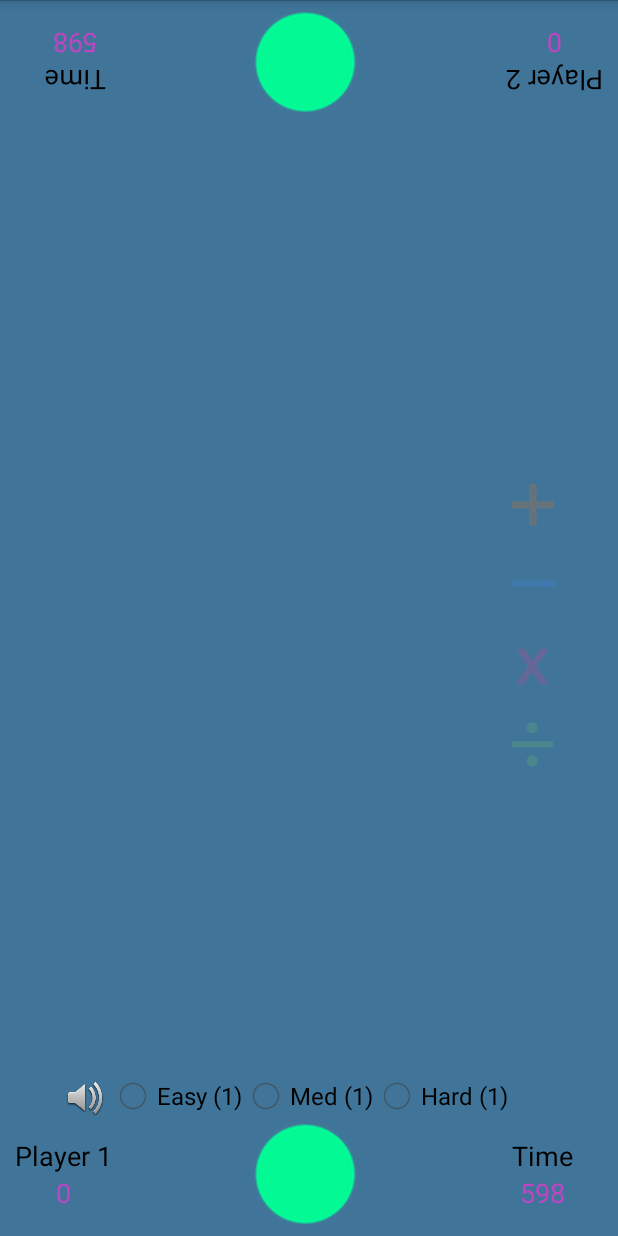
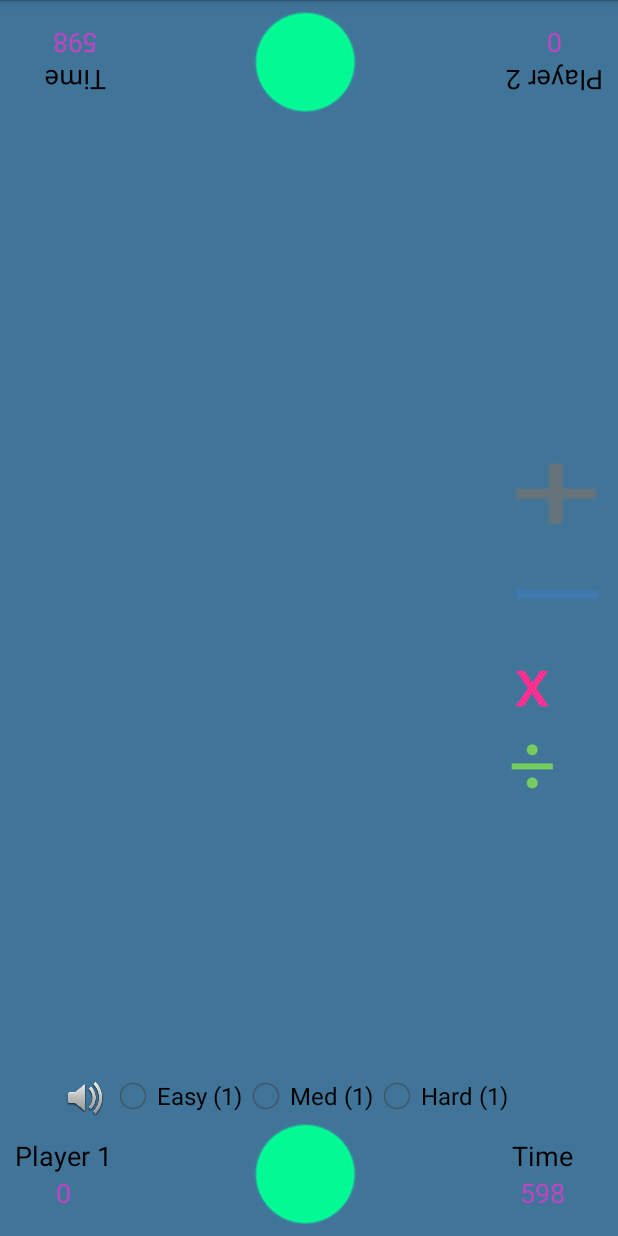
Before and after one commit to tonytamsf/android-Math-Get-To-24, an Android app: the screen it shows after launch (Math24), on a phone screen of 412 x 824 dp. Run offline under Robolectric (Android 15) with nearby library versions, the phone set to English and light mode, and no system bars; 10 statements that could not run were skipped.

Commit message:
fix ImageButton casting to Button

```diff
--- a/app/src/main/java/com/wordpress/tonytam/mathgetto24/Math24.java
+++ b/app/src/main/java/com/wordpress/tonytam/mathgetto24/Math24.java
@@ -9,13 +9,11 @@ import android.app.Activity;
 import android.graphics.Point;
 import android.os.Bundle;
 import android.os.Handler;
-import android.os.AsyncTask;
 import android.util.Log;
 import android.view.Display;
 import android.view.MotionEvent;
 import android.view.View;
 import android.widget.Button;
-import android.widget.ImageButton;
 import android.widget.ProgressBar;
 import android.widget.RadioButton;
 import android.widget.RelativeLayout;
@@ -26,7 +24,6 @@ import java.lang.reflect.Method;
 import java.math.BigDecimal;
 import java.util.ArrayList;
 import java.util.Timer;
-import java.util.TimerTask;
 
 
 // Copied code for swipe http://bit.ly/android-code-swipe-gesture-detection
@@ -86,7 +83,7 @@ public class Math24 extends Activity implements SwipeInterface {
 
     Runnable r;
 
-    public ImageButton[] operators;
+    public Button[] operators;
     public Button[] cards;
 
     public TextView
@@ -109,12 +106,10 @@ public class Math24 extends Activity implements SwipeInterface {
 
     Button numNW, numNE, numSE, numSW;
 
-    Timer timer;
-
     RadioButton easyLevel, mediumLevel, hardLevel;
 
 
-    ImageButton operatorPlus,
+    Button operatorPlus,
             operatorDivide,
             operatorMinus,
             operatorMultiply,
@@ -209,7 +204,7 @@ public class Math24 extends Activity implements SwipeInterface {
             @Override
             public void run() {
                 try {
-                    while(true && game.currentGameTime > 1) {
+                    while(game.currentGameTime > 1) {
                         sleep(1000);
                         Math24.this.runOnUiThread(r);
                         //handler.post(r);
@@ -280,12 +275,12 @@ public class Math24 extends Activity implements SwipeInterface {
         this.numberDrawables[12] = R.drawable.num_10;
         this.numberDrawables[13] = R.drawable.num_10;
 
-        this.operatorPlus = (ImageButton) findViewById(R.id.operatorPlus);
-        this.operatorMinus = (ImageButton) findViewById(R.id.operatorMinus);
-        this.operatorMultiply = (ImageButton) findViewById(R.id.operatorMultiply);
-        this.operatorDivide = (ImageButton) findViewById(R.id.operatorDivide);
+        this.operatorPlus = (Button) findViewById(R.id.operatorPlus);
+        this.operatorMinus = (Button) findViewById(R.id.operatorMinus);
+        this.operatorMultiply = (Button) findViewById(R.id.operatorMultiply);
+        this.operatorDivide = (Button) findViewById(R.id.operatorDivide);
 
-        this.operators = new ImageButton[]{
+        this.operators = new Button[] {
                 this.operatorPlus,
                 this.operatorMinus,
                 this.operatorMultiply,
@@ -311,20 +306,20 @@ public class Math24 extends Activity implements SwipeInterface {
         this.easyLevel = (RadioButton) findViewById(R.id.easyLevel);
         this.mediumLevel = (RadioButton) findViewById(R.id.mediumLevel);
         this.hardLevel = (RadioButton) findViewById(R.id.hardLevel);
-        this.soundToggle = (ImageButton) findViewById(R.id.soundToggleButton);
+        this.soundToggle = (Button) findViewById(R.id.soundToggleButton);
 
-        this.player1Got24 = (ImageButton) findViewById(R.id.player1Got24);
-        this.player2Got24 = (ImageButton) findViewById(R.id.player2Got24);
+        this.player1Got24 = (Button) findViewById(R.id.player1Got24);
+        this.player2Got24 = (Button) findViewById(R.id.player2Got24);
 
         this.labelMiddleInfo = (TextView) findViewById(R.id.labelMiddleInfo);
 
         /**
          * Tagging it for later when the user touches a card or operator
          */
-        this.operatorPlus.setTag(R.integer.operator_tag, (Integer) Math24Game.PLUS_OPERATOR);
-        this.operatorMinus.setTag(R.integer.operator_tag, (Integer)  Math24Game.MINUS_OPERATOR);
-        this.operatorMultiply.setTag(R.integer.operator_tag, (Integer)  Math24Game.MULTIPLY_OPERATOR);
-        this.operatorDivide.setTag(R.integer.operator_tag, (Integer)  Math24Game.DIVIDE_OPERATOR);
+        this.operatorPlus.setTag(R.integer.operator_tag, Math24Game.PLUS_OPERATOR);
+        this.operatorMinus.setTag(R.integer.operator_tag,  Math24Game.MINUS_OPERATOR);
+        this.operatorMultiply.setTag(R.integer.operator_tag,   Math24Game.MULTIPLY_OPERATOR);
+        this.operatorDivide.setTag(R.integer.operator_tag, Math24Game.DIVIDE_OPERATOR);
 
 
         // Swipe
@@ -487,7 +482,7 @@ public class Math24 extends Activity implements SwipeInterface {
      * @return Math24 object so it can be chained
      */
     Math24 disableOperators(Boolean bDisabled) {
-        for (ImageButton b : this.operators) {
+        for (Button b : this.operators) {
             Log.d(TAG, "disableOperators " + b);
             b.setEnabled(!bDisabled);
             b.setAlpha(bDisabled ? 0.2f : 1.0f);
@@ -496,7 +491,7 @@ public class Math24 extends Activity implements SwipeInterface {
     }
 
     /**
-     * Disable cards and select operators instead
+     * @description Disable cards and select operators instead
      *
      * @param bDisabled
      * @return Math24 object so it can be changed
@@ -716,13 +711,13 @@ public class Math24 extends Activity implements SwipeInterface {
     public void showSegmentLevels(Boolean visible) {
 
         this.easyLevel.setVisibility(visible ? View.VISIBLE : View.INVISIBLE);
-        easyLevel.setTag(R.integer.choose_level, (Integer) Math24Game.LEVEL_EASY);
+        easyLevel.setTag(R.integer.choose_level, Math24Game.LEVEL_EASY);
 
         this.mediumLevel.setVisibility(visible ? View.VISIBLE : View.INVISIBLE);
-        mediumLevel.setTag(R.integer.choose_level, (Integer) Math24Game.LEVEL_MEDIUM);
+        mediumLevel.setTag(R.integer.choose_level,  Math24Game.LEVEL_MEDIUM);
 
         this.hardLevel.setVisibility(visible ? View.VISIBLE : View.INVISIBLE);
-        hardLevel.setTag(R.integer.choose_level, (Integer) Math24Game.LEVEL_HARD);
+        hardLevel.setTag(R.integer.choose_level,  Math24Game.LEVEL_HARD);
 
         this.soundToggle.setVisibility(visible ? View.VISIBLE : View.INVISIBLE);
 
--- a/app/src/main/res/layout/activity_intro.xml
+++ b/app/src/main/res/layout/activity_intro.xml
@@ -38,11 +38,11 @@
                 android:layout_alignParentTop="false"
                 android:layout_alignParentLeft="false"
                 android:id="@+id/operatorLayout"
-                android:layout_alignParentEnd="false"
+                android:layout_alignParentEnd="true"
                 android:layout_alignParentRight="false"
                 android:layout_centerVertical="true"
                 android:layout_alignParentStart="false"
-                android:layout_marginLeft="-75dp">
+                android:layout_marginRight="0dp">
 
                 <Button
                     android:layout_width="60dp"
--- a/app/src/main/res/layout/activity_math24.xml
+++ b/app/src/main/res/layout/activity_math24.xml
@@ -39,6 +39,7 @@
                 android:layout_width="wrap_content"
                 android:layout_height="wrap_content"
                 android:layout_alignParentEnd="false"
+                android:layout_alignParentRight="false"
                 android:layout_marginLeft="5dp"
                 android:layout_marginRight="5dp"
                 android:layout_centerInParent="true"
@@ -198,7 +199,7 @@
                 android:layout_marginLeft="10dp"
                 android:layout_marginRight="10dp">
 
-                <ImageButton
+                <Button
                     android:layout_width="80dp"
                     android:layout_height="72dp"
                     android:id="@+id/player1Got24"
@@ -348,7 +349,7 @@
                 android:layout_toRightOf="@+id/gameLevelRadioGroup">
 
 
-                <ImageButton
+                <Button
                     android:layout_width="wrap_content"
                     android:layout_height="wrap_content"
                     android:id="@+id/operatorPlus"
@@ -359,7 +360,7 @@
                     android:tag="+"
                     />
 
-                <ImageButton
+                <Button
                     android:layout_width="wrap_content"
                     android:layout_height="wrap_content"
                     android:id="@+id/operatorMinus"
```
Also changed, not shown: 1 other file.
